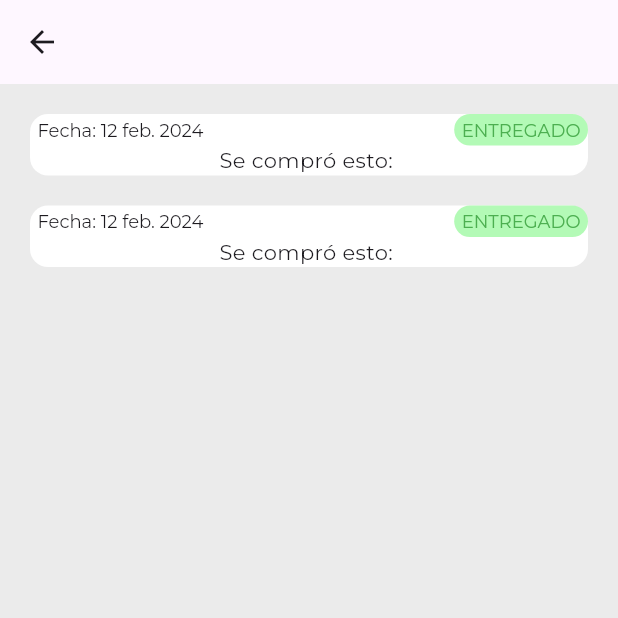
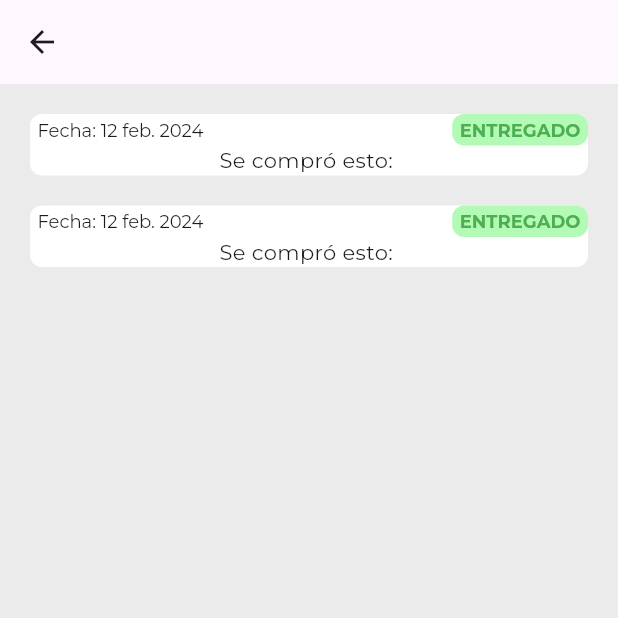
Before and after one commit to stivengm/shop_beer_app, a Flutter app: the HistoryView screen opened by its route, on a phone screen of 412 x 824 dp, the top half of it. Run offline on Flutter 3.47's test engine with Material 3 defaults, Android fonts, the phone set to English and light mode, and no system bars; our stand-ins replace another_flushbar, bloc, email_validator, equatable, firebase_auth, firebase_core and 3 more; accounts and stored records are empty; network calls fail.

Commit message:
FIX - Ajuste de información historyCard.

```diff
--- a/lib/ui/views/user/history_view/widgets/history_card.dart
+++ b/lib/ui/views/user/history_view/widgets/history_card.dart
@@ -10,7 +10,7 @@ class HistoryCard extends StatelessWidget {
       width: double.infinity,
       decoration: BoxDecoration(
         color: Colors.white,
-        borderRadius: BorderRadius.circular(12.0)
+        borderRadius: BorderRadius.circular(8.0)
       ),
       child: Column(
         children: [
@@ -24,10 +24,10 @@ class HistoryCard extends StatelessWidget {
               Container(
                 padding: const EdgeInsets.symmetric(horizontal: 5.0, vertical: 3.0),
                 decoration: BoxDecoration(
-                  borderRadius: BorderRadius.circular(12.0),
+                  borderRadius: BorderRadius.circular(8.0),
                   color: const Color.fromARGB(255, 179, 250, 182)
                 ),
-                child: Text("ENTREGADO", style: Theme.of(context).textTheme.headlineMedium!.copyWith( color: Colors.green, fontSize: 12.0 ),),
+                child: Text("ENTREGADO", style: Theme.of(context).textTheme.headlineMedium!.copyWith( color: Colors.green, fontSize: 12.0, fontWeight: FontWeight.bold ),),
               ),
             ],
           ),
```
